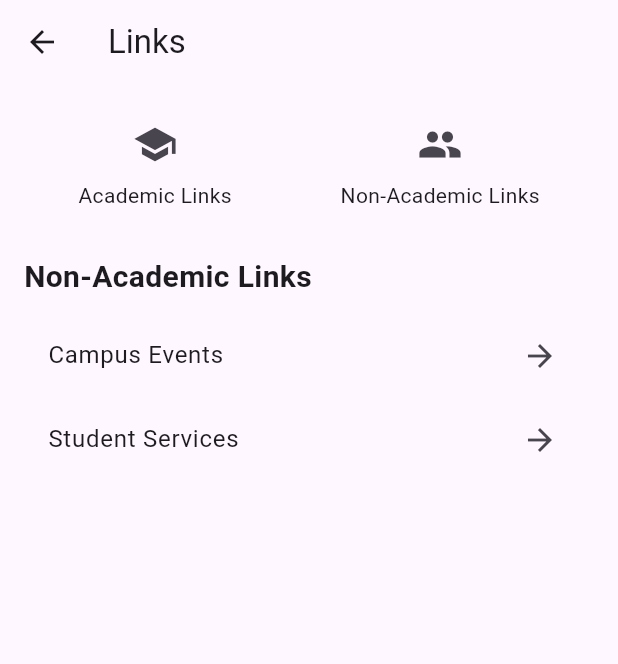
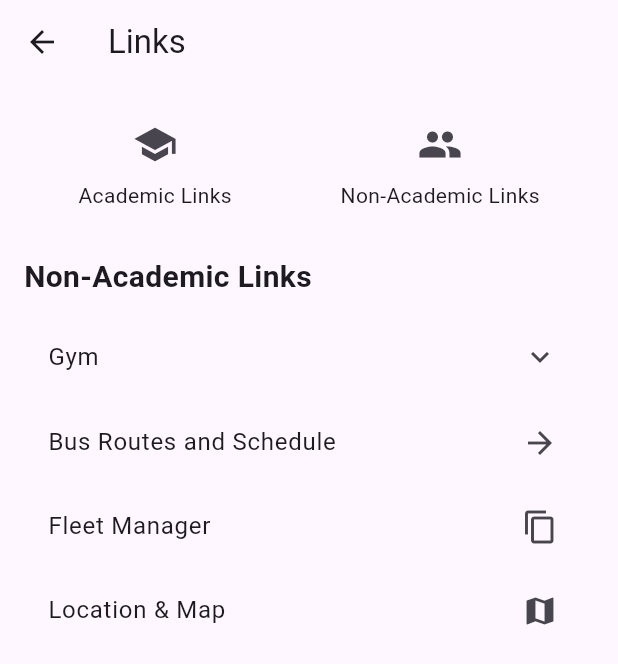
Before and after one commit to AhmedH028/UOF_APP, a Flutter app: the LinksScreen screen opened directly, after a tap on the "school" icon, after a tap on the "people" icon, on a phone screen of 412 x 824 dp. Shown: the top 664 px of the screen. Run offline on Flutter 3.47's test engine with Material 3 defaults, Android fonts, the phone set to English and light mode, and no system bars; our stand-ins replace webview_flutter.

Commit message:
Added new links in links Screen

```diff
--- a/lib/screens/links_screen.dart
+++ b/lib/screens/links_screen.dart
@@ -1,6 +1,9 @@
 // links_screen.dart
+import 'package:first_app/screens/webview_screen.dart';
 import 'package:flutter/material.dart';
-import 'webview_screen.dart';
+import 'package:webview_flutter/webview_flutter.dart';
+import 'package:url_launcher/url_launcher.dart';
+import 'package:flutter/services.dart';
 
 class LinksScreen extends StatefulWidget {
   @override
@@ -13,13 +16,52 @@ class _LinksScreenState extends State<LinksScreen> {
   final List<Map<String, String>> academicLinks = [
     {'title': 'University Portal', 'url': 'https://portal.youruniversity.edu'},
     {'title': 'Library Resources', 'url': 'https://library.youruniversity.edu'},
-    {'title': 'Quizzes', 'url': 'https://upeisis.uofcanada.edu.eg/PowerCampusSelfService/Home/LogIn'}, // Added Quizzes link
+    {'title': 'Quizzes', 'url': 'https://upeisis.uofcanada.edu.eg/PowerCampusSelfService/Home/LogIn'},
+    {'title': 'Helpdesk Email', 'action': 'email', 'email': 'helpdesk@uofcanada.edu.eg'},
+    {'title': 'Tutor2u', 'url': 'https://www.tutor2u.net/'},
+    {'title': 'ICareer', 'url': 'https://www.instagram.com/icareer.eg/'},
+    {'title': 'Study Rooms Booking', 'url': 'https://studyroomlink.edu'},
+    {'title': 'Academic Calendar', 'url': 'https://canwellnet.sharepoint.com/sites/UCEDL/IT%20Policies%20and%20Procedures/Forms/AllItems.aspx?id=%2Fsites%2FUCEDL%2FIT%20Policies%20and%20Procedures%2FAcademic%2FUPEI%20Cairo%20Campus%20Policies%20%26%20Procedures%2FCalendar%20Dates%202024%2E07%2E17%2Epdf&parent=%2Fsites%2FUCEDL%2FIT%20Policies%20and%20Procedures%2FAcademic%2FUPEI%20Cairo%20Campus%20Policies%20%26%20Procedures&p=true&ga=1'},
+    {'title': 'Townhall', 'url': 'https://canwellnet.sharepoint.com/sites/UCEDL'},
+    {'title': 'Policies', 'url': 'https://canwellnet.sharepoint.com/sites/UCEDL/IT%20Policies%20and%20Procedures/Forms/AllItems.aspx'},
   ];
 
-  final List<Map<String, String>> nonAcademicLinks = [
-    {'title': 'Campus Events', 'url': 'https://events.youruniversity.edu'},
-    {'title': 'Student Services', 'url': 'https://services.youruniversity.edu'},
+  final List<Map<String, dynamic>> nonAcademicLinks = [
+    {
+      'title': 'Gym',
+      'subItems': [
+        {'title': 'Yoga', 'url': 'https://gymclasseslink.edu/yoga'},
+        {'title': 'Boxing', 'url': 'https://gymclasseslink.edu/boxing'},
+      ]
+    },
+    {'title': 'Bus Routes and Schedule', 'url': 'https://bus-schedule-link.edu/Bus-Routes-Pickup-Points.pdf'},
+    {'title': 'Fleet Manager', 'action': 'copy', 'text': '01008470311'},
+    {'title': 'Location & Map', 'action': 'map', 'url': 'https://g.page/UofCanada/'},
   ];
+
+  Future<void> _launchEmail(String email) async {
+    final Uri emailLaunchUri = Uri(
+      scheme: 'mailto',
+      path: email,
+    );
+    await launchUrl(emailLaunchUri);
+  }
+
+  Future<void> _launchMap(String url) async {
+    await launchUrl(Uri.parse(url));
+  }
+
+  Future<void> _launchLink(String url) async {
+    await Navigator.push(
+      context,
+      MaterialPageRoute(builder: (context) => WebViewScreen(url: url)),
+    );
+  }
+
+  void _copyToClipboard(String text) {
+    Clipboard.setData(ClipboardData(text: text));
+    ScaffoldMessenger.of(context).showSnackBar(SnackBar(content: Text('Copied to clipboard')));
+  }
 
   @override
   Widget build(BuildContext context) {
@@ -80,19 +122,19 @@ class _LinksScreenState extends State<LinksScreen> {
                       ),
                     ),
                     ...academicLinks.map((link) {
+                      if (link.containsKey('action') && link['action'] == 'email') {
+                        return ListTile(
+                          title: Text(link['title']!),
+                          trailing: Icon(Icons.mail),
+                          onTap: () => _launchEmail(link['email']!),
+                        );
+                      } else {
                         return ListTile(
                           title: Text(link['title']!),
                           trailing: Icon(Icons.arrow_forward),
-                        onTap: () {
-                          Navigator.push(
-                            context,
-                            MaterialPageRoute(
-                              builder: (context) =>
-                                  WebViewScreen(url: link['url']!),
-                            ),
+                          onTap: () => _launchLink(link['url']!),
                         );
-                        },
-                      );
+                      }
                     }).toList(),
                   ] else if (selectedSection == 'non-academic') ...[
                     Padding(
@@ -106,19 +148,36 @@ class _LinksScreenState extends State<LinksScreen> {
                       ),
                     ),
                     ...nonAcademicLinks.map((link) {
+                      if (link.containsKey('subItems')) {
+                        return ExpansionTile(
+                          title: Text(link['title']),
+                          children: (link['subItems'] as List).map<Widget>((subLink) {
+                            return ListTile(
+                              title: Text(subLink['title']),
+                              trailing: Icon(Icons.arrow_forward),
+                              onTap: () => _launchLink(subLink['url']),
+                            );
+                          }).toList(),
+                        );
+                      } else if (link['action'] == 'copy') {
+                        return ListTile(
+                          title: Text(link['title']!),
+                          trailing: Icon(Icons.copy),
+                          onTap: () => _copyToClipboard(link['text']!),
+                        );
+                      } else if (link['action'] == 'map') {
+                        return ListTile(
+                          title: Text(link['title']!),
+                          trailing: Icon(Icons.map),
+                          onTap: () => _launchMap(link['url']!),
+                        );
+                      } else {
                         return ListTile(
                           title: Text(link['title']!),
                           trailing: Icon(Icons.arrow_forward),
-                        onTap: () {
-                          Navigator.push(
-                            context,
-                            MaterialPageRoute(
-                              builder: (context) =>
-                                  WebViewScreen(url: link['url']!),
-                            ),
+                          onTap: () => _launchLink(link['url']!),
                         );
-                        },
-                      );
+                      }
                     }).toList(),
                   ],
                 ],
```
Lines whose indentation alone changed are shown as unchanged.
